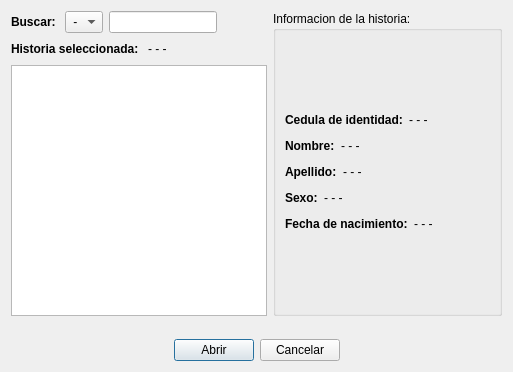
The window that abrirhistoria.ui (Gabrielnz/pasantia-CIMBUC) describes before a commit, drawn with Qt 5.
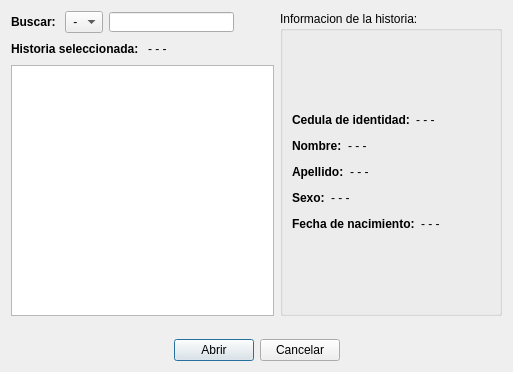
The same window after the commit.

Diff of the .ui file:
```diff
--- a/abrirhistoria.ui
+++ b/abrirhistoria.ui
@@ -59,13 +59,29 @@
                 </widget>
                </item>
                <item>
-                <widget class="QLineEdit" name="lineaBuscar"/>
+                <widget class="QLineEdit" name="lineaBuscar">
+                 <property name="minimumSize">
+                  <size>
+                   <width>125</width>
+                   <height>20</height>
+                  </size>
+                 </property>
+                 <property name="maximumSize">
+                  <size>
+                   <width>125</width>
+                   <height>20</height>
+                  </size>
+                 </property>
+                </widget>
                </item>
                <item>
                 <spacer name="horizontalSpacer_3">
                  <property name="orientation">
                   <enum>Qt::Horizontal</enum>
                  </property>
+                 <property name="sizeType">
+                  <enum>QSizePolicy::Fixed</enum>
+                 </property>
                  <property name="sizeHint" stdset="0">
                   <size>
                    <width>40</width>
```
